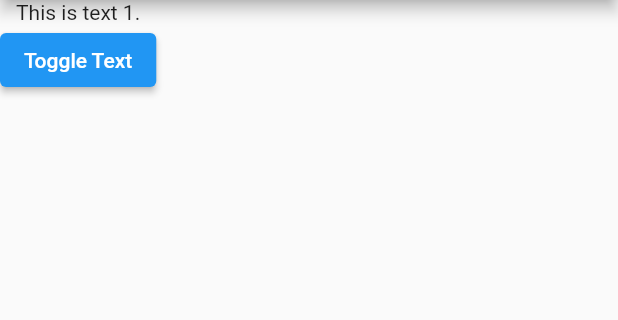
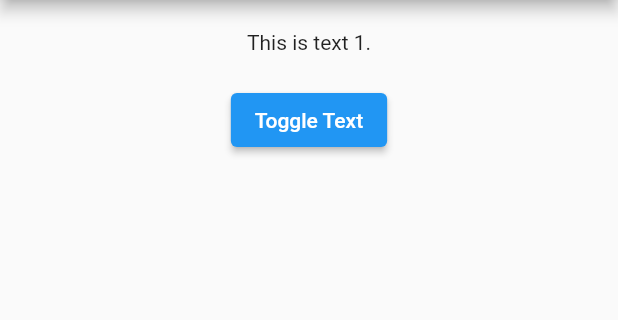
Before and after one commit to jimmy-lan/flutter_miscellaneous, a Flutter app: the screen it shows after launch, on a phone screen of 412 x 824 dp, the part 84-404 px from its top. Run offline on Flutter 3.47's test engine with Material 2 defaults, Android fonts, the phone set to English and light mode, and no system bars.

Commit message:
Extract text display

```diff
--- a/text_toggle/lib/main.dart
+++ b/text_toggle/lib/main.dart
@@ -1,4 +1,5 @@
 import 'package:flutter/material.dart';
+import 'package:text_toggle/text.dart';
 import 'package:text_toggle/text_control.dart';
 
 void main() {
@@ -32,7 +33,7 @@ class MyAppState extends State {
         appBar: AppBar(title: Text("Text Toggle")),
         body: Column(
           children: [
-            Text(_textContents[_textIndex]),
+            TextDisplay(text: _textContents[_textIndex]),
             TextControl(onPress: onTogglePressed, text: "Toggle Text",)
           ],
         ),
--- /dev/null
+++ b/text_toggle/lib/text.dart
@@ -0,0 +1,17 @@
+import 'package:flutter/material.dart';
+
+class TextDisplay extends StatelessWidget {
+  final String text;
+
+  TextDisplay({this.text});
+
+  @override
+  Widget build(BuildContext context) {
+    return Container(
+      margin: EdgeInsets.all(20),
+      child: Center(
+        child: Text(text),
+      ),
+    );
+  }
+}
```
